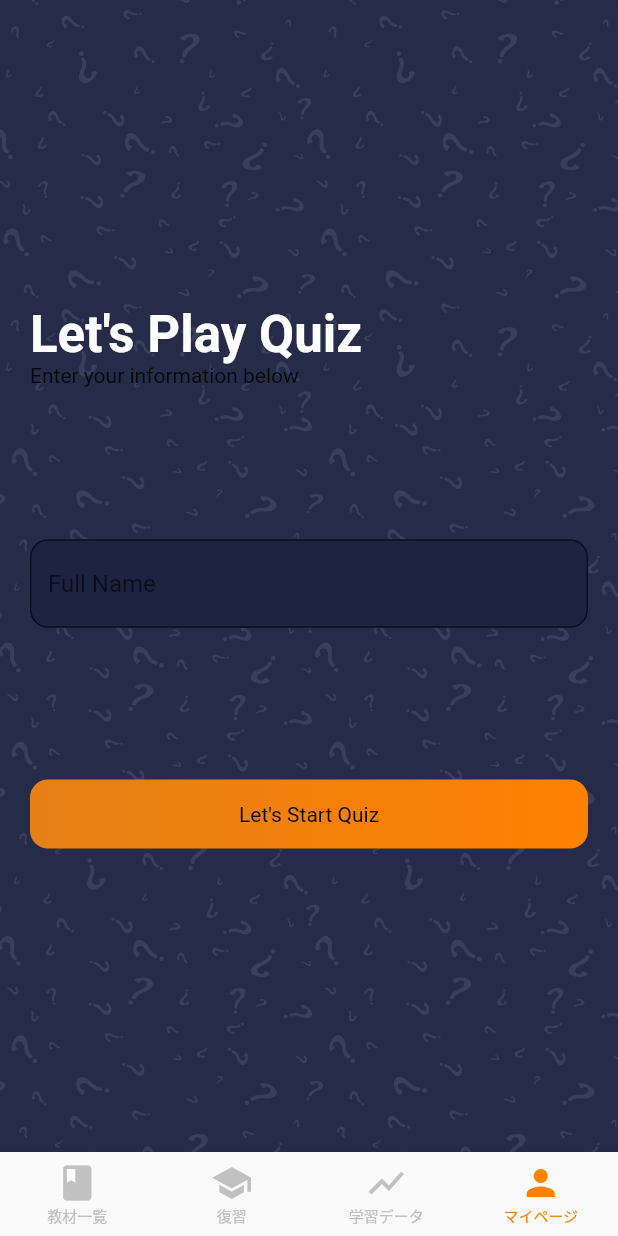
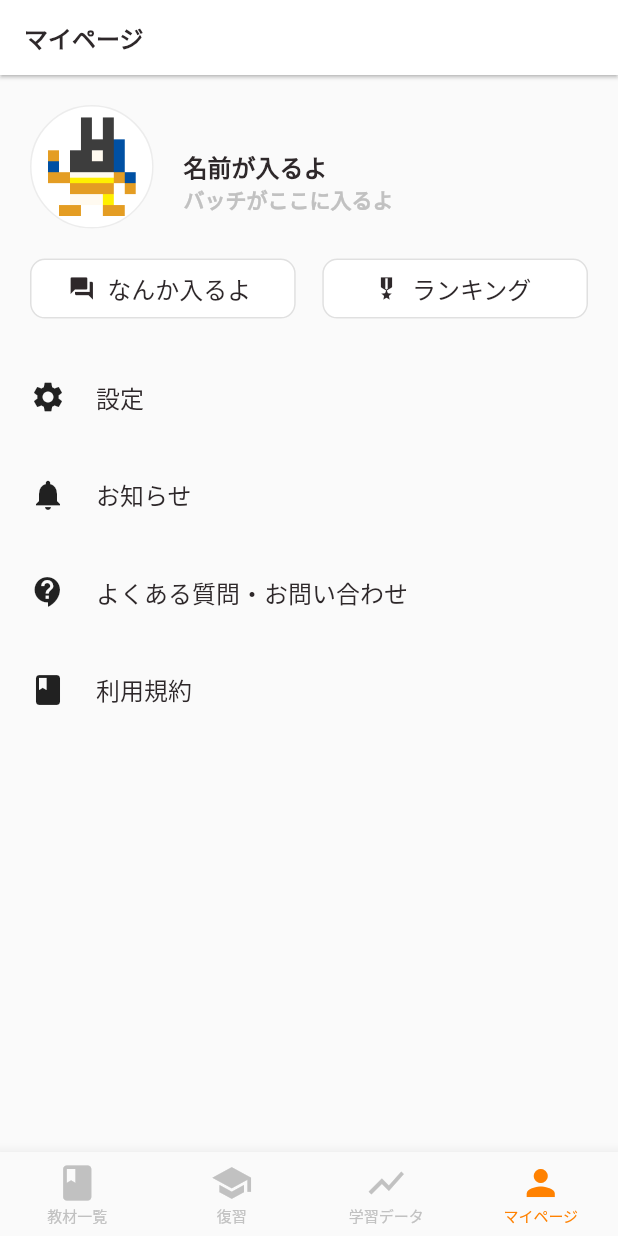
Before and after one commit to takasshii/flutter_test_quiz_app, a Flutter app: the screen it shows after launch, item 4 of the bottom bar chosen, on a phone screen of 412 x 824 dp. Run offline on Flutter 3.47's test engine with Material 2 defaults, Android fonts, the phone set to English and light mode, and no system bars; our stand-ins replace firebase_auth, firebase_core, flutter_svg, websafe_svg; accounts and stored records are empty; network calls fail.

Commit message:
myPage制作

```diff
--- a/lib/controllers/bottom_navigation_controller.dart
+++ b/lib/controllers/bottom_navigation_controller.dart
@@ -1,6 +1,7 @@
 import 'package:flutter/material.dart';
 import 'package:flutter_test_takashii/screens/books/book_lists.dart';
 import 'package:flutter_test_takashii/screens/learningData/learning_data_page.dart';
+import 'package:flutter_test_takashii/screens/myPage/my_page_screen.dart';
 import 'package:flutter_test_takashii/screens/welcome/welcome_screen.dart';
 
 int selectedIndex = 0;
@@ -47,7 +48,7 @@ class BottomNavigationController extends ChangeNotifier {
         context,
         new PageRouteBuilder(
           pageBuilder: (context, animation, secondaryAnimation) =>
-              new WelcomeScreen(),
+              new MyPageScreen(),
           transitionDuration: Duration(seconds: 0),
         ),
         (_) => false,
--- a/lib/screens/learningData/learning_data_page.dart
+++ b/lib/screens/learningData/learning_data_page.dart
@@ -1,4 +1,5 @@
 import 'package:flutter/material.dart';
+import 'package:flutter_test_takashii/constants.dart';
 import 'package:flutter_test_takashii/screens/commonComponents/bottomNavigation/bottom_navigation_bar.dart';
 
 class LearningDataPage extends StatelessWidget {
@@ -7,7 +8,15 @@ class LearningDataPage extends StatelessWidget {
   @override
   Widget build(BuildContext context) {
     return Scaffold(
-      body: Container(),
+      backgroundColor: kSecondBackGroundColor,
+      body: SingleChildScrollView(
+        child: Container(
+          margin: EdgeInsets.all(kDefaultPadding),
+          child: Column(
+            children: [],
+          ),
+        ),
+      ),
       bottomNavigationBar: BuildBottomNavigationBar(),
     );
   }
--- /dev/null
+++ b/lib/screens/myPage/componentes/four_big_button.dart
@@ -0,0 +1,56 @@
+import 'package:flutter/material.dart';
+
+import '../../../constants.dart';
+
+class FourBigButton extends StatelessWidget {
+  const FourBigButton({Key? key}) : super(key: key);
+
+  @override
+  Widget build(BuildContext context) {
+    return Column(
+      children: [
+        SomeFunctionBigButton(title: "設定", icon: Icon(Icons.settings)),
+        SomeFunctionBigButton(title: "お知らせ", icon: Icon(Icons.notifications)),
+        SomeFunctionBigButton(
+            title: "よくある質問・お問い合わせ", icon: Icon(Icons.contact_support)),
+        SomeFunctionBigButton(title: "利用規約", icon: Icon(Icons.book_rounded)),
+      ],
+    );
+  }
+}
+
+class SomeFunctionBigButton extends StatelessWidget {
+  const SomeFunctionBigButton(
+      {Key? key, required this.title, required this.icon})
+      : super(key: key);
+
+  final String title;
+  final Icon icon;
+
+  @override
+  Widget build(BuildContext context) {
+    Size size = MediaQuery.of(context).size;
+    return Padding(
+      padding: EdgeInsets.only(top: kDefaultPadding),
+      child: GestureDetector(
+        onTap: () {},
+        child: Container(
+          width: size.width,
+          height: 45,
+          child: Row(
+            mainAxisAlignment: MainAxisAlignment.start,
+            children: [
+              Container(
+                  padding: EdgeInsets.only(right: kDefaultPadding),
+                  child: icon),
+              Text(
+                "${title}",
+                style: TextStyle(fontSize: 16, color: kBlackColor),
+              ),
+            ],
+          ),
+        ),
+      ),
+    );
+  }
+}
--- /dev/null
+++ b/lib/screens/myPage/componentes/icon_with_name.dart
@@ -0,0 +1,54 @@
+import 'package:flutter/material.dart';
+
+import '../../../constants.dart';
+
+class IconWithName extends StatelessWidget {
+  const IconWithName({Key? key}) : super(key: key);
+
+  @override
+  Widget build(BuildContext context) {
+    Size size = MediaQuery.of(context).size;
+    return Row(
+      mainAxisAlignment: MainAxisAlignment.start,
+      children: [
+        Container(
+          margin:
+              EdgeInsets.only(bottom: kDefaultPadding, right: kDefaultPadding),
+          decoration: BoxDecoration(
+            color: Colors.white,
+            border: Border.all(color: kGrayColor.withOpacity(0.3)),
+            borderRadius: BorderRadius.circular(50),
+          ),
+          //写真のサイズを固定
+          width: size.width * 0.2,
+          height: size.width * 0.2,
+          child: Image.asset(
+            "assets/images/エジプト神（イヌ型）.png",
+            fit: BoxFit.contain,
+          ),
+        ),
+        Column(
+          crossAxisAlignment: CrossAxisAlignment.start,
+          children: [
+            RichText(
+                text: TextSpan(
+                    text: "名前が入るよ",
+                    style: TextStyle(
+                        fontWeight: FontWeight.bold,
+                        fontSize: 16,
+                        color: kBlackColor))),
+            RichText(
+              text: TextSpan(
+                text: "バッチがここに入るよ",
+                style: TextStyle(
+                    fontWeight: FontWeight.bold,
+                    fontSize: 14,
+                    color: kGrayColor),
+              ),
+            ),
+          ],
+        ),
+      ],
+    );
+  }
+}
--- /dev/null
+++ b/lib/screens/myPage/componentes/two_middle_button.dart
@@ -0,0 +1,57 @@
+import 'package:flutter/material.dart';
+
+import '../../../constants.dart';
+
+class TwoMiddleButton extends StatelessWidget {
+  const TwoMiddleButton({Key? key}) : super(key: key);
+
+  @override
+  Widget build(BuildContext context) {
+    return Container(
+      margin: EdgeInsets.only(bottom: kDefaultPadding / 2),
+      child: Row(
+        children: [
+          BuildOutlinedButton(title: "なんか入るよ", icon: Icons.question_answer),
+          Spacer(flex: 1),
+          BuildOutlinedButton(title: "ランキング", icon: Icons.military_tech),
+        ],
+      ),
+    );
+  }
+}
+
+class BuildOutlinedButton extends StatelessWidget {
+  const BuildOutlinedButton({Key? key, required this.title, required this.icon})
+      : super(key: key);
+
+  final String title;
+  final IconData icon;
+
+  @override
+  Widget build(BuildContext context) {
+    return Expanded(
+      flex: 10,
+      child: SizedBox(
+        height: 40,
+        child: ElevatedButton.icon(
+          onPressed: () {},
+          icon: Icon(
+            icon,
+            color: kBlackColor,
+            size: 18,
+          ),
+          label: Text("${title}",
+              style: TextStyle(color: kBlackColor, fontSize: 16)),
+          style: ElevatedButton.styleFrom(
+              primary: Colors.white,
+              onPrimary: kGrayColor,
+              elevation: 0,
+              shape: RoundedRectangleBorder(
+                borderRadius: BorderRadius.circular(10),
+              ),
+              side: BorderSide(color: kGrayColor.withOpacity(0.5))),
+        ),
+      ),
+    );
+  }
+}
--- /dev/null
+++ b/lib/screens/myPage/my_page_screen.dart
@@ -0,0 +1,42 @@
+import 'package:flutter/material.dart';
+import 'package:flutter_test_takashii/screens/commonComponents/bottomNavigation/bottom_navigation_bar.dart';
+
+import '../../constants.dart';
+import 'componentes/four_big_button.dart';
+import 'componentes/icon_with_name.dart';
+import 'componentes/two_middle_button.dart';
+
+class MyPageScreen extends StatelessWidget {
+  const MyPageScreen({Key? key}) : super(key: key);
+
+  @override
+  Widget build(BuildContext context) {
+    Size size = MediaQuery.of(context).size;
+    return Scaffold(
+      appBar: AppBar(
+        elevation: 1.0,
+        toolbarHeight: 50,
+        backgroundColor: kBackGroundColor,
+        automaticallyImplyLeading: false,
+        title: Text(
+          "マイページ",
+          style: TextStyle(
+              fontWeight: FontWeight.bold, fontSize: 16, color: kBlackColor),
+        ),
+      ),
+      body: SingleChildScrollView(
+        child: Container(
+          margin: EdgeInsets.all(kDefaultPadding),
+          child: Column(
+            children: [
+              IconWithName(),
+              TwoMiddleButton(),
+              FourBigButton(),
+            ],
+          ),
+        ),
+      ),
+      bottomNavigationBar: BuildBottomNavigationBar(),
+    );
+  }
+}
--- a/pubspec.yaml
+++ b/pubspec.yaml
@@ -46,6 +46,7 @@ dependencies:
   firebase_core: ^1.12.0
   firebase_auth: ^3.3.7
   cloud_firestore: ^3.1.8
+
 
 dev_dependencies:
   flutter_test:
```
